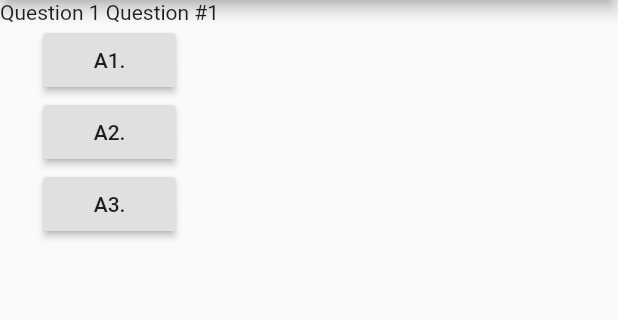
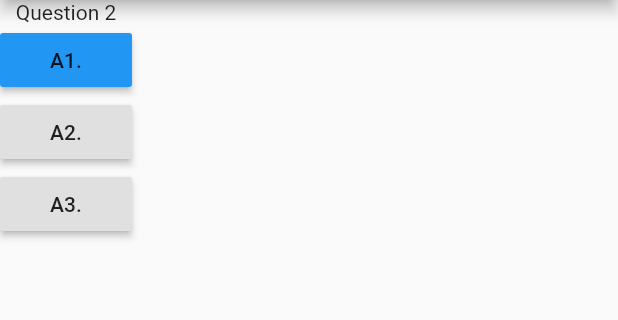
Before and after one commit to FadyFouad/flutter_quiz_app, a Flutter app: the screen it shows after launch, after a tap on "A1.", on a phone screen of 412 x 824 dp, the part 84-404 px from its top. Run offline on Flutter 3.47's test engine with Material 2 defaults, Android fonts, the phone set to English and light mode, and no system bars.

Commit message:
Question widget

```diff
--- a/lib/main.dart
+++ b/lib/main.dart
@@ -1,12 +1,11 @@
 import 'package:flutter/material.dart';
+import 'package:flutter_quiz_app/question.dart';
 
 void main() => runApp(MyApp());
 
 class MyApp extends StatefulWidget {
   @override
-  State<StatefulWidget> createState() {
-    return MyAppState();
-  }
+  State<StatefulWidget> createState() => MyAppState();
 }
 
 class MyAppState extends State<MyApp> {
@@ -43,20 +42,17 @@ class MyAppState extends State<MyApp> {
         ),
         body: Column(
           children: [
-            Text(questions[qNum] +
-                " Question #${questions.indexOf(questions[qNum]) + 1}"),
+            Question(
+              questionText: questions[qNum],
+            ),
             RaisedButton(
+              color: Colors.blue,
               child: Text("A1."),
-              onPressed: () {
-                qNum++;
-              },
+              onPressed: questionAnsPressed,
             ),
             RaisedButton(
               child: Text("A2."),
-              onPressed: () {
-                debugPrint("This is a A2.");
-                qNum++;
-              },
+              onPressed: questionAnsPressed,
             ),
             RaisedButton(
               child: Text("A3."),
--- /dev/null
+++ b/lib/question.dart
@@ -0,0 +1,12 @@
+import 'package:flutter/material.dart';
+
+class Question extends StatelessWidget {
+  String questionText;
+
+  Question({this.questionText});
+
+  @override
+  Widget build(BuildContext context) {
+    return Text(questionText);
+  }
+}
```
